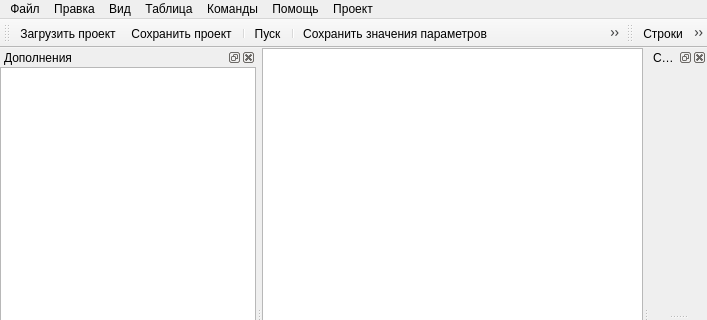
Qt form src/mkstudio/ui/mainwindow.ui (alex-krutikov/MkStudio) before a commit; both pictures show x 0 to 707 and y 0 to 320 of the 707 by 633 pixel window.
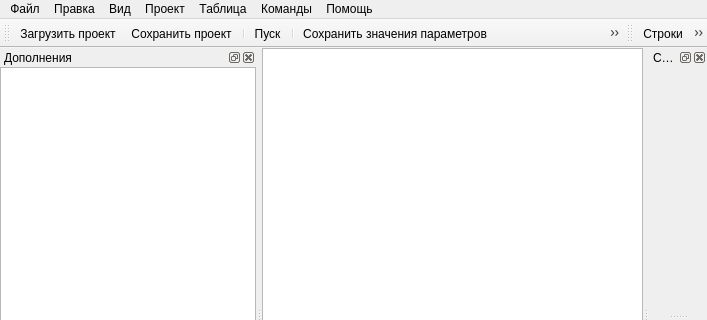
The same form after that commit. Icons and pictures are not drawn. Custom widgets are drawn as their Qt base class.

The edit to the form file:
```diff
--- a/src/mkstudio/ui/mainwindow.ui
+++ b/src/mkstudio/ui/mainwindow.ui
@@ -38,7 +38,7 @@
      <x>0</x>
      <y>0</y>
      <width>707</width>
-     <height>20</height>
+     <height>21</height>
     </rect>
    </property>
    <widget class="QMenu" name="menu">
@@ -141,10 +141,10 @@
    <addaction name="menu"/>
    <addaction name="menu_6"/>
    <addaction name="menu_view"/>
+   <addaction name="menu_9"/>
    <addaction name="menu_2"/>
    <addaction name="menu_8"/>
    <addaction name="menu_7"/>
-   <addaction name="menu_9"/>
   </widget>
   <widget class="QStatusBar" name="statusbar"/>
   <widget class="QDockWidget" name="dw_console">
```
Left out of the diff: 59 changed lines with no effect on the pictures.
